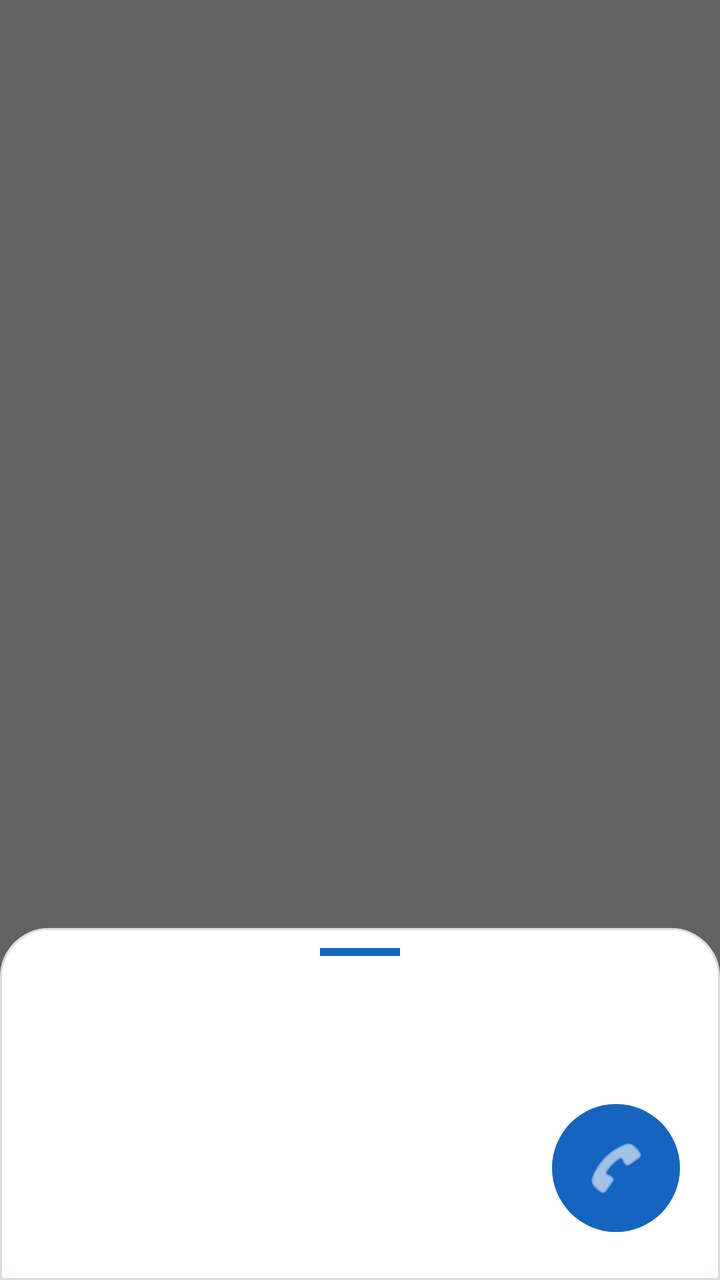
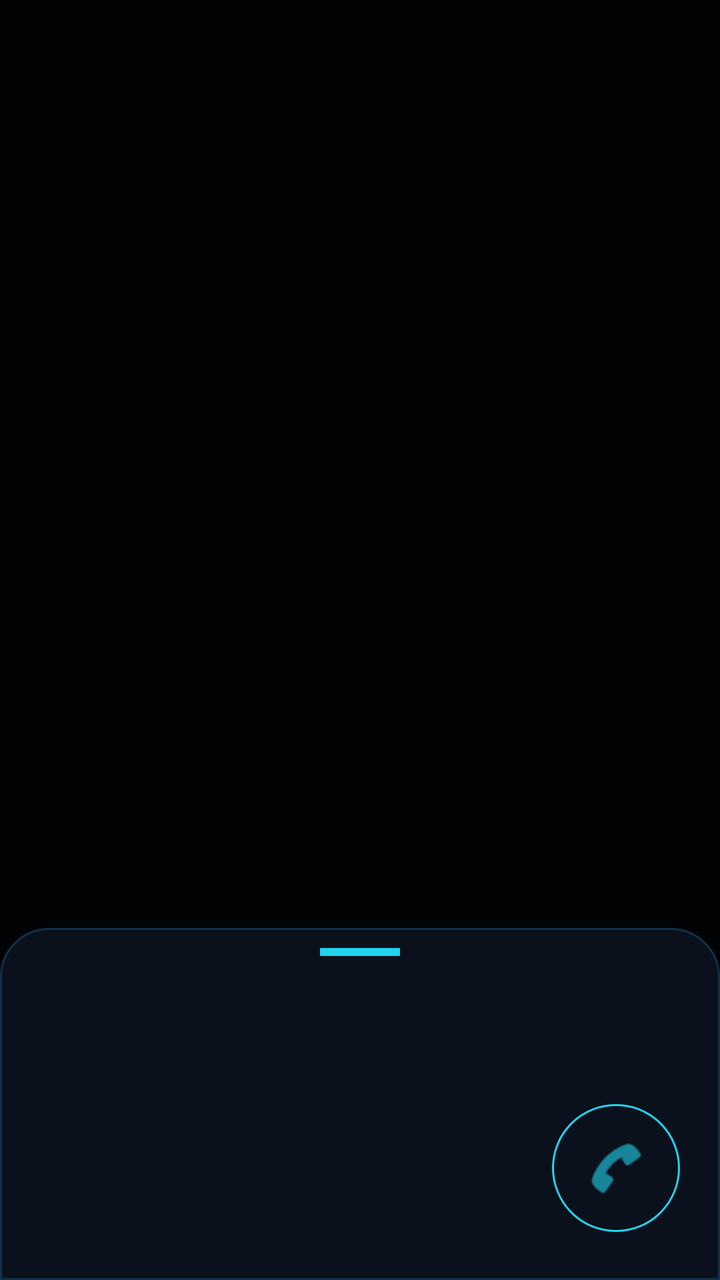

Compare the two renders of this Android layout. The source of the first and the diff that turns it into the second are given below.
<!-- AndroidManifest.xml: application theme Theme.GestioneChiamate -->
<!-- res/layout/dialog_tastierino.xml -->
<?xml version="1.0" encoding="utf-8"?>
<FrameLayout xmlns:android="http://schemas.android.com/apk/res/android"
    android:id="@+id/sfondoDialog"
    android:layout_width="match_parent"
    android:layout_height="match_parent"
    android:background="#99000000">

    <LinearLayout
        android:layout_width="match_parent"
        android:layout_height="wrap_content"
        android:layout_gravity="bottom"
        android:orientation="vertical"
        android:clickable="true"
        android:focusable="true"
        android:background="@drawable/bg_pannello_tastierino"
        android:paddingTop="10dp"
        android:paddingBottom="24dp"
        android:paddingStart="20dp"
        android:paddingEnd="20dp">

        <View
            android:layout_width="40dp"
            android:layout_height="4dp"
            android:layout_gravity="center_horizontal"
            android:layout_marginBottom="14dp"
            android:background="@color/primary" />

        <FrameLayout
            android:layout_width="match_parent"
            android:layout_height="wrap_content">

            <TextView
                android:id="@+id/txtNumeroDialog"
                android:layout_width="match_parent"
                android:layout_height="wrap_content"
                android:layout_gravity="center"
                android:gravity="center"
                android:textColor="@color/text_primary"
                android:textSize="26sp"
                android:textStyle="bold"
                android:minHeight="40dp" />

            <ImageButton
                android:id="@+id/btnBackspaceDialog"
                android:layout_width="40dp"
                android:layout_height="40dp"
                android:layout_gravity="end|center_vertical"
                android:background="?attr/selectableItemBackgroundBorderless"
                android:src="@android:drawable/ic_input_delete"
                android:tint="@color/primary"
                android:contentDescription="@string/riaggancia"
                android:visibility="invisible" />

        </FrameLayout>

        <GridLayout
            android:id="@+id/gridTastiDialog"
            android:layout_width="match_parent"
            android:layout_height="wrap_content"
            android:layout_marginTop="10dp"
            android:columnCount="3"
            android:rowCount="4" />

        <LinearLayout
            android:layout_width="match_parent"
            android:layout_height="wrap_content"
            android:layout_marginTop="10dp"
            android:gravity="center_vertical"
            android:orientation="horizontal">

            <TextView
                android:id="@+id/btnAggiungiRubricaDialog"
                android:layout_width="0dp"
                android:layout_height="52dp"
                android:layout_weight="1"
                android:background="@drawable/bg_bottone_secondario"
                android:clickable="true"
                android:focusable="true"
                android:gravity="center"
                android:paddingStart="12dp"
                android:paddingEnd="12dp"
                android:text="+ Aggiungi a rubrica"
                android:textColor="@color/text_primary"
                android:textSize="16sp"
                android:textStyle="bold"
                android:visibility="invisible" />

            <ImageButton
                android:id="@+id/btnChiamaDialog"
                android:layout_width="64dp"
                android:layout_height="64dp"
                android:layout_marginStart="16dp"
                android:background="@drawable/bg_circle_primary"
                android:contentDescription="@string/chiama"
                android:src="@android:drawable/ic_menu_call"
                android:tint="@color/white" />

        </LinearLayout>

    </LinearLayout>

</FrameLayout>
<!-- resources referenced by this layout -->
<resources>
  <color name="primary">#1565C0</color>
  <color name="text_primary">#1B1B1B</color>
  <color name="white">#FFFFFF</color>
  <!-- drawable bg_bottone_secondario (drawable) -->
  <?xml version="1.0" encoding="utf-8"?>
  <shape xmlns:android="http://schemas.android.com/apk/res/android" android:shape="rectangle">
      <solid android:color="@android:color/transparent" />
      <stroke android:width="1dp" android:color="@color/primary" />
      <corners android:radius="12dp" />
  </shape>
  <!-- drawable bg_circle_primary (drawable) -->
  <shape xmlns:android="http://schemas.android.com/apk/res/android"
      android:shape="oval">
      <solid android:color="@color/primary" />
  </shape>
  <!-- drawable bg_pannello_tastierino (drawable) -->
  <shape xmlns:android="http://schemas.android.com/apk/res/android"
      android:shape="rectangle">
      <corners
          android:topLeftRadius="24dp"
          android:topRightRadius="24dp" />
      <solid android:color="@color/card" />
      <stroke android:width="1dp" android:color="@color/border" />
  </shape>
  <string name="chiama">Chiama</string>
  <string name="riaggancia">Riaggancia</string>
  <style name="Theme.GestioneChiamate" parent="Theme.MaterialComponents.DayNight.NoActionBar">
          <item name="colorPrimary">@color/primary</item>
          <item name="colorPrimaryDark">@color/primary_dark</item>
          <item name="colorAccent">@color/accent</item>
          <item name="android:windowBackground">@color/background</item>
      </style>
  <color name="card">#FFFFFF</color>
  <color name="border">#D8DCE3</color>
  <color name="primary_dark">#0D47A1</color>
  <color name="accent">#43A047</color>
  <color name="background">#F5F6F8</color>
</resources>

<!-- the commit's change to res/layout/dialog_tastierino.xml (unified diff, before → after) -->
@@ -93,7 +93,7 @@
                 android:background="@drawable/bg_circle_primary"
                 android:contentDescription="@string/chiama"
                 android:src="@android:drawable/ic_menu_call"
-                android:tint="@color/white" />
+                android:tint="@color/primary" />
 
         </LinearLayout>
 
<!-- resource entries referenced after the edit -->
@@ -1,8 +1,7 @@
 <!-- resources referenced by this layout -->
 <resources>
-  <color name="primary">#1565C0</color>
-  <color name="text_primary">#1B1B1B</color>
-  <color name="white">#FFFFFF</color>
+  <color name="primary">#22D3EE</color>
+  <color name="text_primary">#E6F7FF</color>
   <!-- drawable bg_bottone_secondario (drawable) -->
   <?xml version="1.0" encoding="utf-8"?>
   <shape xmlns:android="http://schemas.android.com/apk/res/android" android:shape="rectangle">
@@ -13,7 +12,8 @@
   <!-- drawable bg_circle_primary (drawable) -->
   <shape xmlns:android="http://schemas.android.com/apk/res/android"
       android:shape="oval">
-      <solid android:color="@color/primary" />
+      <solid android:color="@color/card" />
+      <stroke android:width="1dp" android:color="@color/primary" />
   </shape>
   <!-- drawable bg_pannello_tastierino (drawable) -->
   <shape xmlns:android="http://schemas.android.com/apk/res/android"
@@ -32,10 +32,10 @@
           <item name="colorAccent">@color/accent</item>
           <item name="android:windowBackground">@color/background</item>
       </style>
-  <color name="card">#FFFFFF</color>
-  <color name="border">#D8DCE3</color>
-  <color name="primary_dark">#0D47A1</color>
-  <color name="accent">#43A047</color>
-  <color name="background">#F5F6F8</color>
+  <color name="card">#0A111C</color>
+  <color name="border">#12304A</color>
+  <color name="primary_dark">#05070D</color>
+  <color name="accent">#34D399</color>
+  <color name="background">#05070D</color>
 </resources>
 
